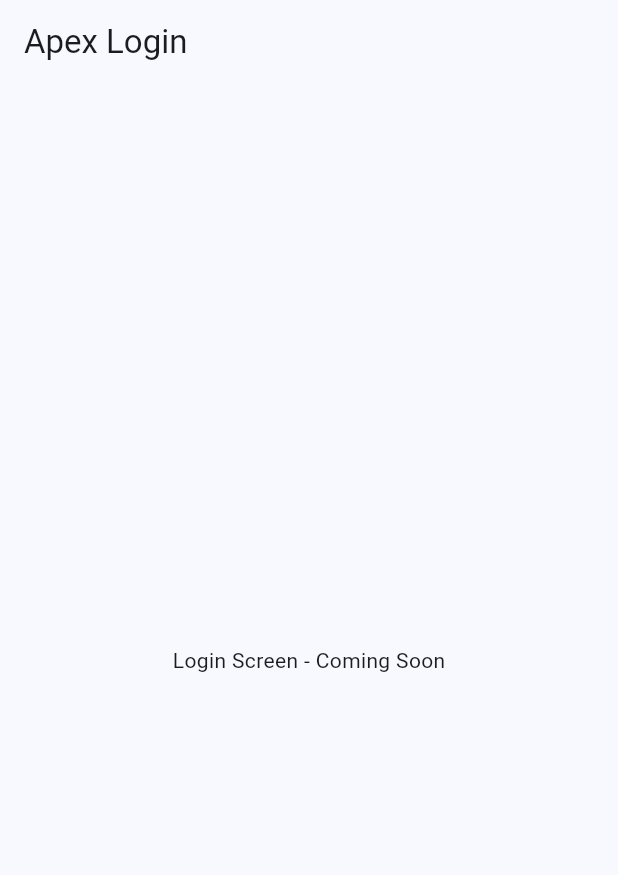
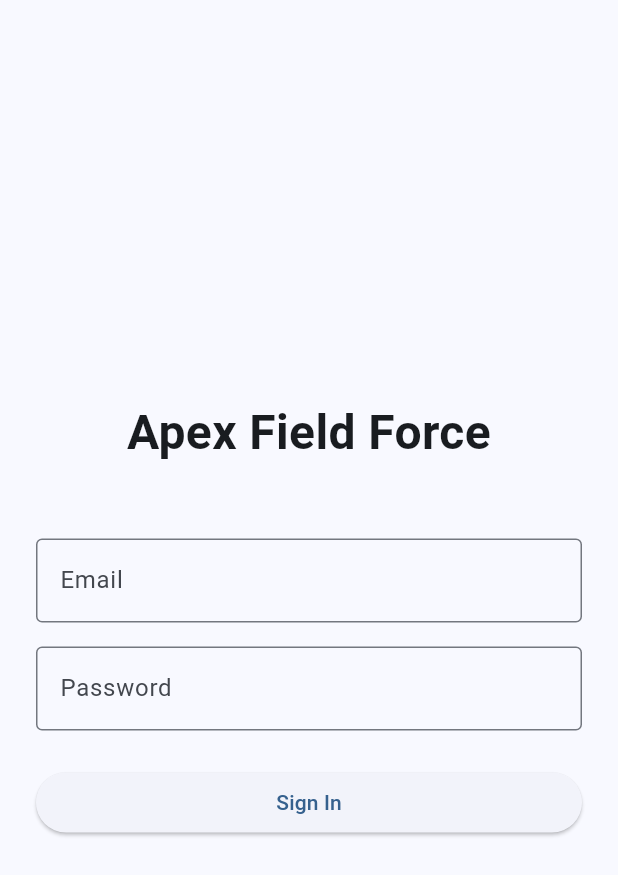
Before and after one commit to Charan-vamshi/Apex, a Flutter app: the screen it shows after launch, on a phone screen of 412 x 824 dp. Shown: the top 875 px of the screen. Run offline on Flutter 3.47's test engine with Material 3 defaults, Android fonts, the phone set to English and light mode, and no system bars; our stand-ins replace supabase_flutter; accounts and stored records are empty.

Commit message:
Add login and home screens

```diff
--- a/mobile/apex_field_app/lib/main.dart
+++ b/mobile/apex_field_app/lib/main.dart
@@ -1,3 +1,4 @@
+import 'screens/login_screen.dart';
 import 'package:flutter/material.dart';
 import 'package:supabase_flutter/supabase_flutter.dart';
 
@@ -29,19 +30,3 @@ class MyApp extends StatelessWidget {
     );
   }
 }
-
-class LoginScreen extends StatelessWidget {
-  const LoginScreen({super.key});
-
-  @override
-  Widget build(BuildContext context) {
-    return Scaffold(
-      appBar: AppBar(
-        title: const Text('Apex Login'),
-      ),
-      body: const Center(
-        child: Text('Login Screen - Coming Soon'),
-      ),
-    );
-  }
-}
--- /dev/null
+++ b/mobile/apex_field_app/lib/screens/login_screen.dart
@@ -0,0 +1,113 @@
+import 'package:flutter/material.dart';
+import 'package:supabase_flutter/supabase_flutter.dart';
+import 'home_screen.dart';
+
+class LoginScreen extends StatefulWidget {
+  const LoginScreen({super.key});
+
+  @override
+  State<LoginScreen> createState() => _LoginScreenState();
+}
+
+class _LoginScreenState extends State<LoginScreen> {
+  final _emailController = TextEditingController();
+  final _passwordController = TextEditingController();
+  bool _isLoading = false;
+  String? _errorMessage;
+
+  Future<void> _signIn() async {
+    setState(() {
+      _isLoading = true;
+      _errorMessage = null;
+    });
+
+    try {
+      final response = await Supabase.instance.client.auth.signInWithPassword(
+        email: _emailController.text.trim(),
+        password: _passwordController.text.trim(),
+      );
+
+      if (response.user != null && mounted) {
+        Navigator.of(context).pushReplacement(
+          MaterialPageRoute(builder: (_) => const HomeScreen()),
+        );
+      }
+    } catch (error) {
+      setState(() {
+        _errorMessage = error.toString();
+      });
+    } finally {
+      if (mounted) {
+        setState(() {
+          _isLoading = false;
+        });
+      }
+    }
+  }
+
+  @override
+  Widget build(BuildContext context) {
+    return Scaffold(
+      body: SafeArea(
+        child: Padding(
+          padding: const EdgeInsets.all(24.0),
+          child: Column(
+            mainAxisAlignment: MainAxisAlignment.center,
+            crossAxisAlignment: CrossAxisAlignment.stretch,
+            children: [
+              const Text(
+                'Apex Field Force',
+                style: TextStyle(
+                  fontSize: 32,
+                  fontWeight: FontWeight.bold,
+                ),
+                textAlign: TextAlign.center,
+              ),
+              const SizedBox(height: 48),
+              TextField(
+                controller: _emailController,
+                decoration: const InputDecoration(
+                  labelText: 'Email',
+                  border: OutlineInputBorder(),
+                ),
+                keyboardType: TextInputType.emailAddress,
+              ),
+              const SizedBox(height: 16),
+              TextField(
+                controller: _passwordController,
+                decoration: const InputDecoration(
+                  labelText: 'Password',
+                  border: OutlineInputBorder(),
+                ),
+                obscureText: true,
+              ),
+              const SizedBox(height: 24),
+              if (_errorMessage != null)
+                Padding(
+                  padding: const EdgeInsets.only(bottom: 16),
+                  child: Text(
+                    _errorMessage!,
+                    style: const TextStyle(color: Colors.red),
+                    textAlign: TextAlign.center,
+                  ),
+                ),
+              ElevatedButton(
+                onPressed: _isLoading ? null : _signIn,
+                child: _isLoading
+                    ? const CircularProgressIndicator()
+                    : const Text('Sign In'),
+              ),
+            ],
+          ),
+        ),
+      ),
+    );
+  }
+
+  @override
+  void dispose() {
+    _emailController.dispose();
+    _passwordController.dispose();
+    super.dispose();
+  }
+}
```
Also changed, not shown: mobile/apex_field_app/lib/screens/home_screen.dart (added, +57 -0 lines).
